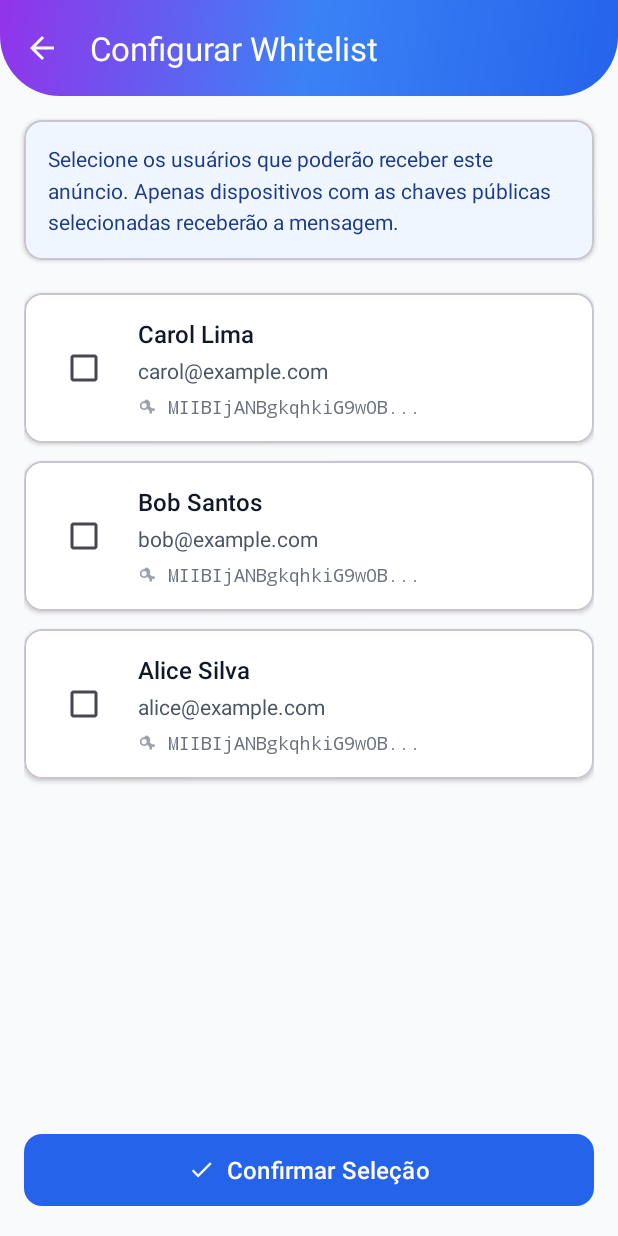
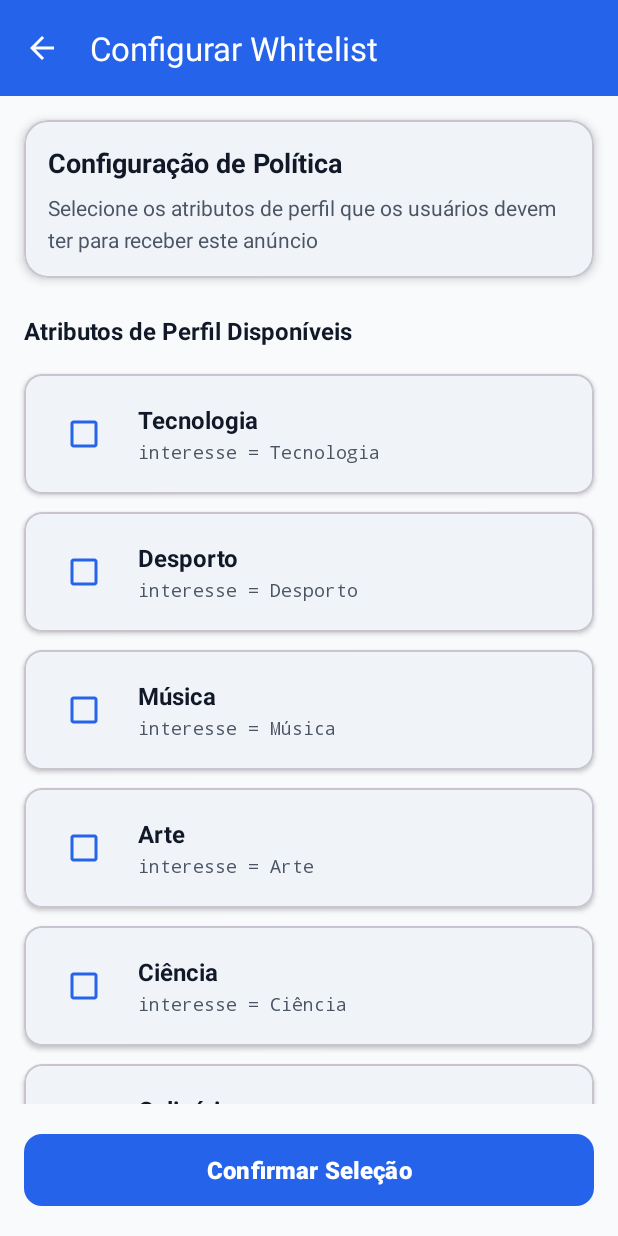
Before and after one commit to angeamaro/AnunciosLoc, an Android app: the ConfigurePolicyActivity screen opened directly, with no data from a screen before it, on a phone screen of 412 x 824 dp. Run offline under Robolectric (Android 15) with nearby library versions, the phone set to English and light mode, and no system bars.

Commit message:
tela de restrições terminada

```diff
--- /dev/null
+++ b/app/src/main/java/ao/co/isptec/aplm/anunciosloc/ui/adapter/ProfileAttributeAdapter.java
@@ -0,0 +1,111 @@
+package ao.co.isptec.aplm.anunciosloc.ui.adapter;
+
+import android.view.LayoutInflater;
+import android.view.View;
+import android.view.ViewGroup;
+import android.widget.CheckBox;
+import android.widget.TextView;
+
+import androidx.annotation.NonNull;
+import androidx.recyclerview.widget.RecyclerView;
+
+import java.util.ArrayList;
+import java.util.HashMap;
+import java.util.List;
+import java.util.Map;
+
+import ao.co.isptec.aplm.anunciosloc.R;
+
+/**
+ * Adapter para selecionar atributos de perfil (pares chave-valor)
+ */
+public class ProfileAttributeAdapter extends RecyclerView.Adapter<ProfileAttributeAdapter.ViewHolder> {
+
+    private List<ProfileAttribute> attributes;
+    private Map<String, String> selectedAttributes; // chave -> valor
+
+    public static class ProfileAttribute {
+        public String key;
+        public String value;
+        public String displayText;
+
+        public ProfileAttribute(String key, String value, String displayText) {
+            this.key = key;
+            this.value = value;
+            this.displayText = displayText;
+        }
+    }
+
+    public ProfileAttributeAdapter() {
+        this.attributes = new ArrayList<>();
+        this.selectedAttributes = new HashMap<>();
+    }
+
+    public void setAttributes(List<ProfileAttribute> attributes) {
+        this.attributes = attributes;
+        notifyDataSetChanged();
+    }
+
+    public void setSelectedAttributes(Map<String, String> selected) {
+        if (selected != null) {
+            this.selectedAttributes = new HashMap<>(selected);
+            notifyDataSetChanged();
+        }
+    }
+
+    public Map<String, String> getSelectedAttributes() {
+        return new HashMap<>(selectedAttributes);
+    }
+
+    @NonNull
+    @Override
+    public ViewHolder onCreateViewHolder(@NonNull ViewGroup parent, int viewType) {
+        View view = LayoutInflater.from(parent.getContext())
+                .inflate(R.layout.item_profile_attribute, parent, false);
+        return new ViewHolder(view);
+    }
+
+    @Override
+    public void onBindViewHolder(@NonNull ViewHolder holder, int position) {
+        ProfileAttribute attribute = attributes.get(position);
+
+        holder.tvAttributeName.setText(attribute.displayText);
+        holder.tvAttributeKey.setText(attribute.key + " = " + attribute.value);
+
+        // Verifica se está selecionado
+        boolean isSelected = selectedAttributes.containsKey(attribute.key) &&
+                selectedAttributes.get(attribute.key).equals(attribute.value);
+        holder.checkbox.setChecked(isSelected);
+
+        // Listener de seleção
+        holder.checkbox.setOnCheckedChangeListener((buttonView, isChecked) -> {
+            if (isChecked) {
+                selectedAttributes.put(attribute.key, attribute.value);
+            } else {
+                selectedAttributes.remove(attribute.key);
+            }
+        });
+
+        holder.itemView.setOnClickListener(v -> {
+            holder.checkbox.setChecked(!holder.checkbox.isChecked());
+        });
+    }
+
+    @Override
+    public int getItemCount() {
+        return attributes.size();
+    }
+
+    static class ViewHolder extends RecyclerView.ViewHolder {
+        TextView tvAttributeName;
+        TextView tvAttributeKey;
+        CheckBox checkbox;
+
+        ViewHolder(View itemView) {
+            super(itemView);
+            tvAttributeName = itemView.findViewById(R.id.tvAttributeName);
+            tvAttributeKey = itemView.findViewById(R.id.tvAttributeKey);
+            checkbox = itemView.findViewById(R.id.checkbox);
+        }
+    }
+}
--- a/app/src/main/java/ao/co/isptec/aplm/anunciosloc/ui/view/ConfigurePolicyActivity.java
+++ b/app/src/main/java/ao/co/isptec/aplm/anunciosloc/ui/view/ConfigurePolicyActivity.java
@@ -2,12 +2,10 @@ package ao.co.isptec.aplm.anunciosloc.ui.view;
 
 import android.content.Intent;
 import android.os.Bundle;
-import android.view.View;
-import android.widget.ProgressBar;
+import android.widget.TextView;
 import android.widget.Toast;
 
 import androidx.appcompat.app.AppCompatActivity;
-import androidx.lifecycle.ViewModelProvider;
 import androidx.recyclerview.widget.LinearLayoutManager;
 import androidx.recyclerview.widget.RecyclerView;
 
@@ -15,31 +13,31 @@ import com.google.android.material.appbar.MaterialToolbar;
 import com.google.android.material.button.MaterialButton;
 
 import java.util.ArrayList;
+import java.util.HashMap;
 import java.util.List;
+import java.util.Map;
 
 import ao.co.isptec.aplm.anunciosloc.R;
-import ao.co.isptec.aplm.anunciosloc.data.model.User;
-import ao.co.isptec.aplm.anunciosloc.ui.adapter.UserSelectionAdapter;
-import ao.co.isptec.aplm.anunciosloc.ui.viewmodel.UserViewModel;
+import ao.co.isptec.aplm.anunciosloc.data.model.PolicyFilter;
+import ao.co.isptec.aplm.anunciosloc.ui.adapter.ProfileAttributeAdapter;
 import ao.co.isptec.aplm.anunciosloc.utils.Constants;
 
 /**
- * Activity para configurar regras de whitelist/blacklist
+ * Activity para configurar regras de whitelist/blacklist baseadas em atributos de perfil
  */
 public class ConfigurePolicyActivity extends AppCompatActivity {
 
     public static final String EXTRA_POLICY_TYPE = "policy_type";
-    public static final String EXTRA_SELECTED_KEYS = "selected_keys";
+    public static final String EXTRA_POLICY_FILTER = "policy_filter";
 
     private MaterialToolbar toolbar;
-    private RecyclerView recyclerViewUsers;
-    private ProgressBar progressBar;
+    private TextView tvDescription;
+    private RecyclerView recyclerViewAttributes;
     private MaterialButton btnConfirm;
 
-    private UserViewModel userViewModel;
-    private UserSelectionAdapter adapter;
+    private ProfileAttributeAdapter adapter;
     private String policyType;
-    private List<String> selectedKeys = new ArrayList<>();
+    private Map<String, String> selectedAttributes = new HashMap<>();
 
     @Override
     protected void onCreate(Bundle savedInstanceState) {
@@ -52,32 +50,24 @@ public class ConfigurePolicyActivity extends AppCompatActivity {
             policyType = Constants.DELIVERY_POLICY_WHITELIST;
         }
 
-        // Recupera chaves previamente selecionadas (se houver)
-        ArrayList<String> previousKeys = getIntent().getStringArrayListExtra(EXTRA_SELECTED_KEYS);
-        if (previousKeys != null) {
-            selectedKeys = new ArrayList<>(previousKeys);
+        // Recupera filtro previamente configurado (se houver)
+        PolicyFilter previousFilter = (PolicyFilter) getIntent().getSerializableExtra(EXTRA_POLICY_FILTER);
+        if (previousFilter != null && previousFilter.getAttributes() != null) {
+            selectedAttributes = new HashMap<>(previousFilter.getAttributes());
         }
 
         initializeViews();
-        initializeViewModel();
         setupToolbar();
         setupRecyclerView();
         setupListeners();
-        observeViewModel();
-
-        // Carrega os usuários
-        userViewModel.loadAllUsers();
+        loadAvailableAttributes();
     }
 
     private void initializeViews() {
         toolbar = findViewById(R.id.toolbar);
-        recyclerViewUsers = findViewById(R.id.recyclerViewUsers);
-        progressBar = findViewById(R.id.progressBar);
+        tvDescription = findViewById(R.id.tvDescription);
+        recyclerViewAttributes = findViewById(R.id.recyclerViewAttributes);
         btnConfirm = findViewById(R.id.btnConfirm);
-    }
-
-    private void initializeViewModel() {
-        userViewModel = new ViewModelProvider(this).get(UserViewModel.class);
     }
 
     private void setupToolbar() {
@@ -92,58 +82,108 @@ public class ConfigurePolicyActivity extends AppCompatActivity {
         }
 
         toolbar.setNavigationOnClickListener(v -> finish());
+
+        // Atualiza descrição
+        String description = policyType.equals(Constants.DELIVERY_POLICY_WHITELIST)
+            ? "Selecione os atributos de perfil que os usuários devem ter para receber este anúncio"
+            : "Selecione os atributos de perfil que impedirão usuários de receber este anúncio";
+        tvDescription.setText(description);
     }
 
     private void setupRecyclerView() {
-        adapter = new UserSelectionAdapter(
-            new ArrayList<>(),
-            selectedKeys,
-            policyType.equals(Constants.DELIVERY_POLICY_WHITELIST)
-        );
+        adapter = new ProfileAttributeAdapter();
+        adapter.setSelectedAttributes(selectedAttributes);
 
-        recyclerViewUsers.setLayoutManager(new LinearLayoutManager(this));
-        recyclerViewUsers.setAdapter(adapter);
+        recyclerViewAttributes.setLayoutManager(new LinearLayoutManager(this));
+        recyclerViewAttributes.setAdapter(adapter);
     }
 
     private void setupListeners() {
         btnConfirm.setOnClickListener(v -> {
-            selectedKeys = adapter.getSelectedKeys();
+            selectedAttributes = adapter.getSelectedAttributes();
 
-            if (selectedKeys.isEmpty()) {
+            if (selectedAttributes.isEmpty()) {
                 String message = policyType.equals(Constants.DELIVERY_POLICY_WHITELIST)
-                    ? "Selecione pelo menos um usuário para permitir"
-                    : "Selecione pelo menos um usuário para bloquear";
+                    ? "Selecione pelo menos um atributo para a whitelist"
+                    : "Selecione pelo menos um atributo para a blacklist";
                 Toast.makeText(this, message, Toast.LENGTH_SHORT).show();
                 return;
             }
 
-            // Retorna as chaves selecionadas
+            // Cria o filtro de política
+            PolicyFilter filter = new PolicyFilter(policyType);
+            filter.setAttributes(selectedAttributes);
+
+            // Retorna o filtro
             Intent resultIntent = new Intent();
-            resultIntent.putStringArrayListExtra(EXTRA_SELECTED_KEYS, new ArrayList<>(selectedKeys));
+            resultIntent.putExtra(EXTRA_POLICY_FILTER, filter);
             setResult(RESULT_OK, resultIntent);
             finish();
         });
     }
 
-    private void observeViewModel() {
-        // Observa lista de usuários
-        userViewModel.getAllUsers().observe(this, users -> {
-            if (users != null && !users.isEmpty()) {
-                adapter.updateUsers(users);
-            }
-        });
+    /**
+     * Carrega os atributos de perfil disponíveis para seleção
+     */
+    private void loadAvailableAttributes() {
+        List<ProfileAttributeAdapter.ProfileAttribute> attributes = new ArrayList<>();
 
-        // Observa estado de carregamento
-        userViewModel.getIsLoading().observe(this, isLoading -> {
-            progressBar.setVisibility(isLoading ? View.VISIBLE : View.GONE);
-            recyclerViewUsers.setVisibility(isLoading ? View.GONE : View.VISIBLE);
-        });
+        // Interesses
+        attributes.add(new ProfileAttributeAdapter.ProfileAttribute(
+            "interesse", "Tecnologia", "Tecnologia"));
+        attributes.add(new ProfileAttributeAdapter.ProfileAttribute(
+            "interesse", "Desporto", "Desporto"));
+        attributes.add(new ProfileAttributeAdapter.ProfileAttribute(
+            "interesse", "Música", "Música"));
+        attributes.add(new ProfileAttributeAdapter.ProfileAttribute(
+            "interesse", "Arte", "Arte"));
+        attributes.add(new ProfileAttributeAdapter.ProfileAttribute(
+            "interesse", "Ciência", "Ciência"));
+        attributes.add(new ProfileAttributeAdapter.ProfileAttribute(
+            "interesse", "Culinária", "Culinária"));
 
-        // Observa erros
-        userViewModel.getErrorMessage().observe(this, error -> {
-            if (error != null && !error.isEmpty()) {
-                Toast.makeText(this, error, Toast.LENGTH_LONG).show();
-            }
-        });
+        // Profissões
+        attributes.add(new ProfileAttributeAdapter.ProfileAttribute(
+            "profissao", "Estudante", "Estudante"));
+        attributes.add(new ProfileAttributeAdapter.ProfileAttribute(
+            "profissao", "Professor", "Professor"));
+        attributes.add(new ProfileAttributeAdapter.ProfileAttribute(
+            "profissao", "Engenheiro", "Engenheiro"));
+        attributes.add(new ProfileAttributeAdapter.ProfileAttribute(
+            "profissao", "Médico", "Médico"));
+        attributes.add(new ProfileAttributeAdapter.ProfileAttribute(
+            "profissao", "Empresário", "Empresário"));
+
+        // Clubes
+        attributes.add(new ProfileAttributeAdapter.ProfileAttribute(
+            "clube", "Benfica", "Benfica"));
+        attributes.add(new ProfileAttributeAdapter.ProfileAttribute(
+            "clube", "Porto", "Porto"));
+        attributes.add(new ProfileAttributeAdapter.ProfileAttribute(
+            "clube", "Sporting", "Sporting"));
+        attributes.add(new ProfileAttributeAdapter.ProfileAttribute(
+            "clube", "1º de Agosto", "1º de Agosto"));
+        attributes.add(new ProfileAttributeAdapter.ProfileAttribute(
+            "clube", "Petro de Luanda", "Petro de Luanda"));
+
+        // Idade (faixas etárias)
+        attributes.add(new ProfileAttributeAdapter.ProfileAttribute(
+            "faixa_etaria", "18-24", "18-24 anos"));
+        attributes.add(new ProfileAttributeAdapter.ProfileAttribute(
+            "faixa_etaria", "25-34", "25-34 anos"));
+        attributes.add(new ProfileAttributeAdapter.ProfileAttribute(
+            "faixa_etaria", "35-44", "35-44 anos"));
+        attributes.add(new ProfileAttributeAdapter.ProfileAttribute(
+            "faixa_etaria", "45+", "45+ anos"));
+
+        // Cidade
+        attributes.add(new ProfileAttributeAdapter.ProfileAttribute(
+            "cidade", "Luanda", "Luanda"));
+        attributes.add(new ProfileAttributeAdapter.ProfileAttribute(
+            "cidade", "Benguela", "Benguela"));
+        attributes.add(new ProfileAttributeAdapter.ProfileAttribute(
+            "cidade", "Huambo", "Huambo"));
+
+        adapter.setAttributes(attributes);
     }
 }
--- a/app/src/main/res/layout/activity_configure_policy.xml
+++ b/app/src/main/res/layout/activity_configure_policy.xml
@@ -4,14 +4,14 @@
     android:layout_width="match_parent"
     android:layout_height="match_parent"
     android:orientation="vertical"
-    android:background="@color/gray_bg">
+    android:background="@color/background_color">
 
     <!-- Toolbar -->
     <com.google.android.material.appbar.MaterialToolbar
         android:id="@+id/toolbar"
         android:layout_width="match_parent"
         android:layout_height="?attr/actionBarSize"
-        android:background="@drawable/bg_gradient_blue_purple"
+        android:background="@color/blue_primary"
         android:elevation="4dp"
         app:titleTextColor="@color/white"
         app:navigationIconTint="@color/white" />
@@ -21,9 +21,9 @@
         android:layout_width="match_parent"
         android:layout_height="wrap_content"
         android:layout_margin="16dp"
-        app:cardCornerRadius="12dp"
-        app:cardElevation="2dp"
-        android:backgroundTint="@color/blue_50">
+        app:cardCornerRadius="16dp"
+        app:cardElevation="4dp"
+        app:cardBackgroundColor="@color/card_background">
 
         <LinearLayout
             android:layout_width="match_parent"
@@ -32,11 +32,20 @@
             android:padding="16dp">
 
             <TextView
-                android:id="@+id/txtDescription"
                 android:layout_width="match_parent"
                 android:layout_height="wrap_content"
-                android:text="Selecione os usuários que poderão receber este anúncio. Apenas dispositivos com as chaves públicas selecionadas receberão a mensagem."
-                android:textColor="@color/blue_900"
+                android:text="Configuração de Política"
+                android:textColor="@color/text_primary"
+                android:textSize="18sp"
+                android:textStyle="bold"
+                android:layout_marginBottom="8dp" />
+
+            <TextView
+                android:id="@+id/tvDescription"
+                android:layout_width="match_parent"
+                android:layout_height="wrap_content"
+                android:text="Selecione os atributos de perfil que os usuários devem ter"
+                android:textColor="@color/text_secondary"
                 android:textSize="14sp"
                 android:lineSpacingMultiplier="1.3" />
 
@@ -44,39 +53,25 @@
 
     </com.google.android.material.card.MaterialCardView>
 
-    <!-- Lista de Usuários -->
-    <FrameLayout
+    <!-- Lista de Atributos -->
+    <TextView
+        android:layout_width="match_parent"
+        android:layout_height="wrap_content"
+        android:text="Atributos de Perfil Disponíveis"
+        android:textColor="@color/text_primary"
+        android:textSize="16sp"
+        android:textStyle="bold"
+        android:layout_marginHorizontal="16dp"
+        android:layout_marginTop="8dp"
+        android:layout_marginBottom="12dp" />
+
+    <androidx.recyclerview.widget.RecyclerView
+        android:id="@+id/recyclerViewAttributes"
         android:layout_width="match_parent"
         android:layout_height="0dp"
         android:layout_weight="1"
-        android:layout_marginHorizontal="16dp">
-
-        <androidx.recyclerview.widget.RecyclerView
-            android:id="@+id/recyclerViewUsers"
-            android:layout_width="match_parent"
-            android:layout_height="match_parent"
-            android:clipToPadding="false"
-            android:paddingBottom="16dp" />
-
-        <ProgressBar
-            android:id="@+id/progressBar"
-            android:layout_width="wrap_content"
-            android:layout_height="wrap_content"
-            android:layout_gravity="center"
-            android:visibility="gone"
-            android:indeterminateTint="@color/blue_600" />
-
-        <TextView
-            android:id="@+id/txtEmpty"
-            android:layout_width="wrap_content"
-            android:layout_height="wrap_content"
-            android:layout_gravity="center"
-            android:text="Nenhum usuário encontrado"
-            android:textColor="@color/gray_500"
-            android:textSize="16sp"
-            android:visibility="gone" />
-
-    </FrameLayout>
+        android:clipToPadding="false"
+        android:paddingBottom="16dp" />
 
     <!-- Botão Confirmar -->
     <com.google.android.material.button.MaterialButton
@@ -87,10 +82,8 @@
         android:text="Confirmar Seleção"
         android:textSize="16sp"
         android:textColor="@color/white"
-        app:backgroundTint="@color/blue_600"
-        app:cornerRadius="12dp"
-        app:icon="@drawable/ic_check"
-        app:iconGravity="textStart"
-        app:iconTint="@color/white" />
+        android:textStyle="bold"
+        app:backgroundTint="@color/blue_primary"
+        app:cornerRadius="12dp" />
 
 </LinearLayout>
--- /dev/null
+++ b/app/src/main/res/layout/item_profile_attribute.xml
@@ -0,0 +1,52 @@
+<?xml version="1.0" encoding="utf-8"?>
+<com.google.android.material.card.MaterialCardView xmlns:android="http://schemas.android.com/apk/res/android"
+    xmlns:app="http://schemas.android.com/apk/res-auto"
+    android:layout_width="match_parent"
+    android:layout_height="wrap_content"
+    android:layout_marginHorizontal="16dp"
+    android:layout_marginVertical="6dp"
+    app:cardCornerRadius="12dp"
+    app:cardElevation="2dp"
+    app:cardBackgroundColor="@color/card_background">
+
+    <LinearLayout
+        android:layout_width="match_parent"
+        android:layout_height="wrap_content"
+        android:orientation="horizontal"
+        android:padding="16dp"
+        android:gravity="center_vertical">
+
+        <CheckBox
+            android:id="@+id/checkbox"
+            android:layout_width="wrap_content"
+            android:layout_height="wrap_content"
+            android:layout_marginEnd="12dp"
+            android:buttonTint="@color/blue_primary" />
+
+        <LinearLayout
+            android:layout_width="0dp"
+            android:layout_height="wrap_content"
+            android:layout_weight="1"
+            android:orientation="vertical">
+
+            <TextView
+                android:id="@+id/tvAttributeName"
+                android:layout_width="wrap_content"
+                android:layout_height="wrap_content"
+                android:text="Tecnologia"
+                android:textColor="@color/text_primary"
+                android:textSize="16sp"
+                android:textStyle="bold" />
+
+            <TextView
+                android:id="@+id/tvAttributeKey"
+                android:layout_width="wrap_content"
+                android:layout_height="wrap_content"
+                android:text="interesse = Tecnologia"
+                android:textColor="@color/text_secondary"
+                android:textSize="12sp"
+                android:layout_marginTop="2dp"
+                android:fontFamily="monospace" />
+        </LinearLayout>
+    </LinearLayout>
+</com.google.android.material.card.MaterialCardView>
```
Also changed, not shown: app/src/main/java/ao/co/isptec/aplm/anunciosloc/data/model/PolicyFilter.java (added, +100 -0 lines), app/src/main/java/ao/co/isptec/aplm/anunciosloc/ui/view/CreateAnnouncementActivity.java (+14 -9 lines), app/src/main/java/ao/co/isptec/aplm/anunciosloc/ui/viewmodel/AnnouncementViewModel.java (+7 -6 lines).
